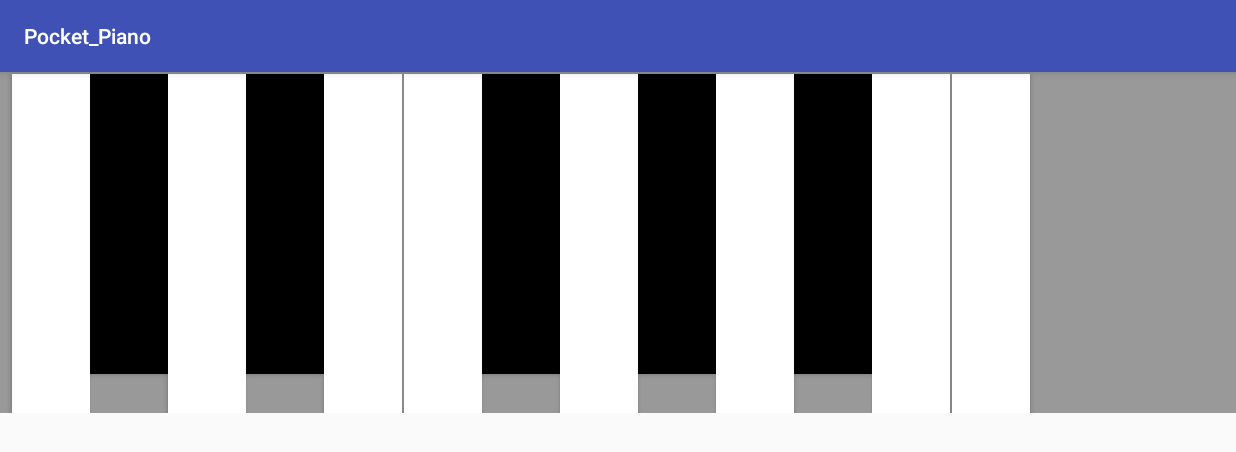
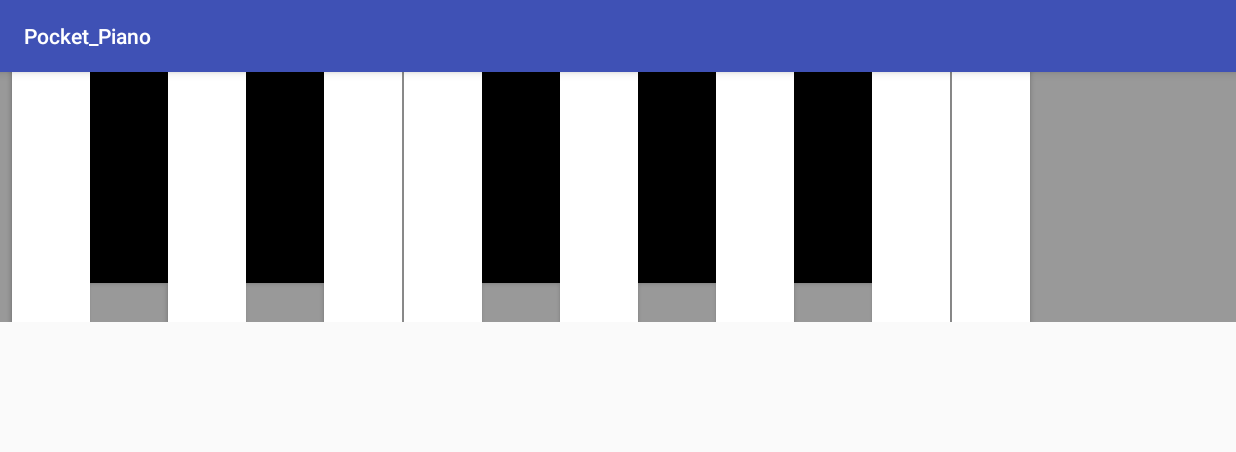
Before and after one commit to RobinJSanders/Pocket_Piano, an Android app: the screen it shows after launch (MainActivity), on a phone screen of 824 x 412 dp (held sideways). Shown: the top 452 px of the screen. Run offline under Robolectric (Android 15) with nearby library versions, the phone set to English and light mode, and no system bars.

Commit message:
Change styles.xml and activity_main.xml
 Added custom styles for black and white piano keys.

```diff
--- a/app/src/main/res/layout/activity_main.xml
+++ b/app/src/main/res/layout/activity_main.xml
@@ -5,85 +5,80 @@
     xmlns:tools="http://schemas.android.com/tools"
     android:layout_width="match_parent"
     android:layout_height="match_parent"
-
     tools:context="com.rob.pocket_piano.MainActivity">
 
     <android.support.constraint.ConstraintLayout
         android:id="@+id/Piano_Roll"
-        android:layout_width="match_parent"
+        android:layout_width="0dp"
         android:layout_height="227dp"
         android:background="@color/grey"
-        app:layout_constraintHorizontal_bias="0.0"
+        app:layout_constraintHorizontal_bias="1.0"
         app:layout_constraintLeft_toLeftOf="parent"
         app:layout_constraintRight_toRightOf="parent"
         app:layout_constraintTop_toTopOf="parent"
-        >
+        android:layout_marginTop="-61dp">
 
 
         <Button
+            style="@style/WhitePianoKey"
             android:id="@+id/low_C"
-            android:layout_width="52dp"
-            android:layout_height="226dp"
             android:layout_marginLeft="8dp"
             android:layout_marginStart="8dp"
             android:layout_marginTop="1dp"
-            android:background="@android:color/white"
             app:layout_constraintLeft_toLeftOf="parent"
             app:layout_constraintTop_toTopOf="parent"/>
 
 
         <Button
+            style="@style/BlackPianoKey"
             android:id="@+id/Cs"
-            android:layout_width="52dp"
-            android:layout_height="200dp"
             android:layout_marginTop="1dp"
-            android:background="@android:color/black"
             app:layout_constraintLeft_toRightOf="@+id/low_C"
-            app:layout_constraintTop_toTopOf="parent"/>
+            app:layout_constraintTop_toTopOf="parent"
+           />
+
 
         <Button
+            style="@style/WhitePianoKey"
             android:id="@+id/D"
-            android:layout_width="52dp"
-            android:layout_height="226dp"
             android:layout_marginTop="1dp"
             android:background="@android:color/white"
             app:layout_constraintLeft_toRightOf="@+id/Cs"
-            app:layout_constraintTop_toTopOf="parent"/>
+            app:layout_constraintTop_toTopOf="parent"
+            />
+
 
         <Button
+            style="@style/BlackPianoKey"
             android:id="@+id/Ds"
-            android:layout_width="52dp"
-            android:layout_height="200dp"
             android:layout_marginTop="1dp"
             android:background="@android:color/black"
             app:layout_constraintLeft_toRightOf="@+id/D"
-            app:layout_constraintTop_toTopOf="parent"/>
+            app:layout_constraintTop_toTopOf="parent"
+            />
 
         <Button
+            style="@style/WhitePianoKey"
             android:id="@+id/E"
-            android:layout_width="52dp"
-            android:layout_height="226dp"
             android:layout_marginTop="1dp"
-            android:background="@android:color/white"
             app:layout_constraintLeft_toRightOf="@+id/Ds"
-            app:layout_constraintTop_toTopOf="parent"/>
+            app:layout_constraintTop_toTopOf="parent"
+            />
 
         <Button
+            style="@style/WhitePianoKey"
             android:id="@+id/F"
-            android:layout_width="52dp"
-            android:layout_height="226dp"
-            android:layout_marginLeft="2dp"
+            android:layout_marginLeft="1dp"
             android:layout_marginStart="1dp"
             android:layout_marginTop="1dp"
             android:background="@android:color/white"
             app:layout_constraintLeft_toRightOf="@+id/E"
             app:layout_constraintTop_toTopOf="parent"
-           />
+            />
 
         <Button
+            style="@style/BlackPianoKey"
             android:id="@+id/Fs"
-            android:layout_width="52dp"
-            android:layout_height="200dp"
             android:layout_marginTop="1dp"
             android:background="@android:color/black"
             app:layout_constraintLeft_toRightOf="@+id/F"
@@ -91,60 +86,60 @@
             />
 
         <Button
+            style="@style/WhitePianoKey"
             android:id="@+id/G"
-            android:layout_width="52dp"
-            android:layout_height="226dp"
             android:layout_marginTop="1dp"
             android:background="@android:color/white"
             app:layout_constraintLeft_toRightOf="@+id/Fs"
-            app:layout_constraintTop_toTopOf="parent"/>
+            app:layout_constraintTop_toTopOf="parent"
+            />
 
         <Button
+            style="@style/BlackPianoKey"
             android:id="@+id/Gs"
-            android:layout_width="52dp"
-            android:layout_height="200dp"
             android:layout_marginTop="1dp"
             android:background="@android:color/black"
             app:layout_constraintLeft_toRightOf="@+id/G"
-            app:layout_constraintTop_toTopOf="parent"/>
+            app:layout_constraintTop_toTopOf="parent"
+            />
 
         <Button
+            style="@style/WhitePianoKey"
             android:id="@+id/A"
-            android:layout_width="52dp"
-            android:layout_height="226dp"
             android:layout_marginTop="1dp"
             android:background="@android:color/white"
             app:layout_constraintLeft_toRightOf="@+id/Gs"
-            app:layout_constraintTop_toTopOf="parent"/>
+            app:layout_constraintTop_toTopOf="parent"
+            />
 
         <Button
+            style="@style/BlackPianoKey"
             android:id="@+id/As"
-            android:layout_width="52dp"
-            android:layout_height="200dp"
             android:layout_marginTop="1dp"
             android:background="@android:color/black"
             app:layout_constraintLeft_toRightOf="@+id/A"
-            app:layout_constraintTop_toTopOf="parent"/>
+            app:layout_constraintTop_toTopOf="parent"
+            />
 
         <Button
+            style="@style/WhitePianoKey"
             android:id="@+id/B"
-            android:layout_width="52dp"
-            android:layout_height="226dp"
             android:layout_marginTop="1dp"
             android:background="@android:color/white"
             app:layout_constraintLeft_toRightOf="@+id/As"
-            app:layout_constraintTop_toTopOf="parent"/>
+            app:layout_constraintTop_toTopOf="parent"
+            />
 
         <Button
+            style="@style/WhitePianoKey"
             android:id="@+id/High_C"
-            android:layout_width="52dp"
-            android:layout_height="226dp"
             android:layout_marginLeft="1dp"
             android:layout_marginStart="1dp"
             android:layout_marginTop="1dp"
             android:background="@android:color/white"
             app:layout_constraintLeft_toRightOf="@+id/B"
-            app:layout_constraintTop_toTopOf="parent"/>
+            app:layout_constraintTop_toTopOf="parent"
+            />
 
     </android.support.constraint.ConstraintLayout>
 </android.support.constraint.ConstraintLayout>
--- a/app/src/main/res/values/styles.xml
+++ b/app/src/main/res/values/styles.xml
@@ -8,4 +8,18 @@
         <item name="colorAccent">@color/colorAccent</item>
     </style>
 
+    <style name="WhitePianoKey" parent="@android:style/Widget.Button">
+        <item name="android:layout_width">52sp</item>
+        <item name="android:layout_height">match_parent</item>
+        <item name="android:background">@android:color/white</item>
+    </style>
+
+    <style name="BlackPianoKey" parent="@android:style/Widget.Button">
+        <item name="android:layout_width">52sp</item>
+        <item name="android:layout_height">200sp</item>
+        <item name="android:background">@android:color/black</item>
+    </style>
+
+
+
 </resources>
```
